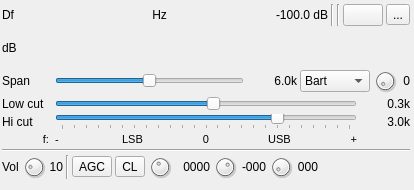
First picture: the form in plugins/channelrx/demodft8/ft8demodgui.ui, repository f4exb/sdrangel, before the edit.
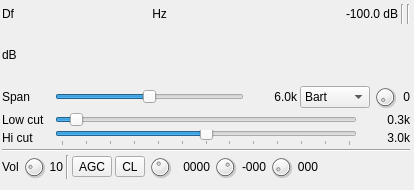
Second picture: the form after the edit. Icons and pictures are not drawn. Custom widgets are drawn as their Qt base class.

```diff
--- a/plugins/channelrx/demodft8/ft8demodgui.ui
+++ b/plugins/channelrx/demodft8/ft8demodgui.ui
@@ -176,38 +176,6 @@
           </property>
          </widget>
         </item>
-        <item>
-         <widget class="QPushButton" name="flipSidebands">
-          <property name="toolTip">
-           <string>Flip sideband in SSB mode (LSB-&gt;USB or USB-&gt;LSB)</string>
-          </property>
-          <property name="text">
-           <string/>
-          </property>
-          <property name="icon">
-           <iconset resource="../../../sdrgui/resources/res.qrc">
-            <normaloff>:/flip_sidebands.png</normaloff>:/flip_sidebands.png</iconset>
-          </property>
-         </widget>
-        </item>
-        <item>
-         <widget class="QToolButton" name="dsb">
-          <property name="toolTip">
-           <string>DSB/SSB toggle</string>
-          </property>
-          <property name="text">
-           <string>...</string>
-          </property>
-          <property name="icon">
-           <iconset resource="../../../sdrgui/resources/res.qrc">
-            <normaloff>:/usb.png</normaloff>
-            <normalon>:/dsb.png</normalon>:/usb.png</iconset>
-          </property>
-          <property name="checkable">
-           <bool>true</bool>
-          </property>
-         </widget>
-        </item>
        </layout>
       </item>
      </layout>
@@ -275,16 +243,16 @@
          <number>0</number>
         </property>
         <property name="maximum">
-         <number>4</number>
+         <number>2</number>
         </property>
         <property name="pageStep">
          <number>1</number>
         </property>
         <property name="value">
-         <number>2</number>
+         <number>1</number>
         </property>
         <property name="sliderPosition">
-         <number>2</number>
+         <number>1</number>
         </property>
         <property name="orientation">
          <enum>Qt::Horizontal</enum>
@@ -468,7 +436,7 @@
          <string>Highpass filter cutoff frequency (SSB)</string>
         </property>
         <property name="minimum">
-         <number>-60</number>
+         <number>0</number>
         </property>
         <property name="maximum">
          <number>60</number>
@@ -550,7 +518,7 @@
          <string>Lowpass filter cutoff frequency</string>
         </property>
         <property name="minimum">
-         <number>-60</number>
+         <number>0</number>
         </property>
         <property name="maximum">
          <number>60</number>
@@ -596,152 +564,6 @@
       </item>
      </layout>
     </item>
-    <item>
-     <layout class="QHBoxLayout" name="scaleLayout">
-      <item>
-       <widget class="QLabel" name="scalePadLeft">
-        <property name="minimumSize">
-         <size>
-          <width>50</width>
-          <height>0</height>
-         </size>
-        </property>
-        <property name="maximumSize">
-         <size>
-          <width>50</width>
-          <height>10</height>
-         </size>
-        </property>
-        <property name="font">
-         <font>
-          <family>Liberation Sans</family>
-          <pointsize>8</pointsize>
-         </font>
-        </property>
-        <property name="text">
-         <string>f: </string>
-        </property>
-        <property name="alignment">
-         <set>Qt::AlignRight|Qt::AlignTrailing|Qt::AlignVCenter</set>
-        </property>
-       </widget>
-      </item>
-      <item>
-       <widget class="QLabel" name="scaleMinus">
-        <property name="maximumSize">
-         <size>
-          <width>10</width>
-          <height>10</height>
-         </size>
-        </property>
-        <property name="font">
-         <font>
-          <family>Liberation Sans</family>
-          <pointsize>8</pointsize>
-         </font>
-        </property>
-        <property name="text">
-         <string>-</string>
-        </property>
-       </widget>
-      </item>
-      <item>
-       <widget class="QLabel" name="lsbLabel">
-        <property name="font">
-         <font>
-          <family>Liberation Sans</family>
-          <pointsize>8</pointsize>
-         </font>
-        </property>
-        <property name="text">
-         <string>LSB</string>
-        </property>
-        <property name="alignment">
-         <set>Qt::AlignCenter</set>
-        </property>
-       </widget>
-      </item>
-      <item>
-       <widget class="QLabel" name="scaleCenter">
-        <property name="maximumSize">
-         <size>
-          <width>12</width>
-          <height>10</height>
-         </size>
-        </property>
-        <property name="font">
-         <font>
-          <family>Liberation Sans</family>
-          <pointsize>8</pointsize>
-         </font>
-        </property>
-        <property name="text">
-         <string>0</string>
-        </property>
-        <property name="alignment">
-         <set>Qt::AlignCenter</set>
-        </property>
-       </widget>
-      </item>
-      <item>
-       <widget class="QLabel" name="usbLabel">
-        <property name="font">
-         <font>
-          <family>Liberation Sans</family>
-          <pointsize>8</pointsize>
-         </font>
-        </property>
-        <property name="text">
-         <string>USB</string>
-        </property>
-        <property name="alignment">
-         <set>Qt::AlignCenter</set>
-        </property>
-       </widget>
-      </item>
-      <item>
-       <widget class="QLabel" name="scalePlus">
-        <property name="maximumSize">
-         <size>
-          <width>10</width>
-          <height>10</height>
-         </size>
-        </property>
-        <property name="font">
-         <font>
-          <family>Liberation Sans</family>
-          <pointsize>8</pointsize>
-         </font>
-        </property>
-        <property name="text">
-         <string>+</string>
-        </property>
-        <property name="alignment">
-         <set>Qt::AlignRight|Qt::AlignTrailing|Qt::AlignVCenter</set>
-        </property>
-       </widget>
-      </item>
-      <item>
-       <widget class="QLabel" name="scalePadRight">
-        <property name="minimumSize">
-         <size>
-          <width>50</width>
-          <height>0</height>
-         </size>
-        </property>
-        <property name="maximumSize">
-         <size>
-          <width>50</width>
-          <height>10</height>
-         </size>
-        </property>
-        <property name="text">
-         <string/>
-        </property>
-       </widget>
-      </item>
-     </layout>
-    </item>
     <item>
      <widget class="Line" name="line_3">
       <property name="orientation">
```
